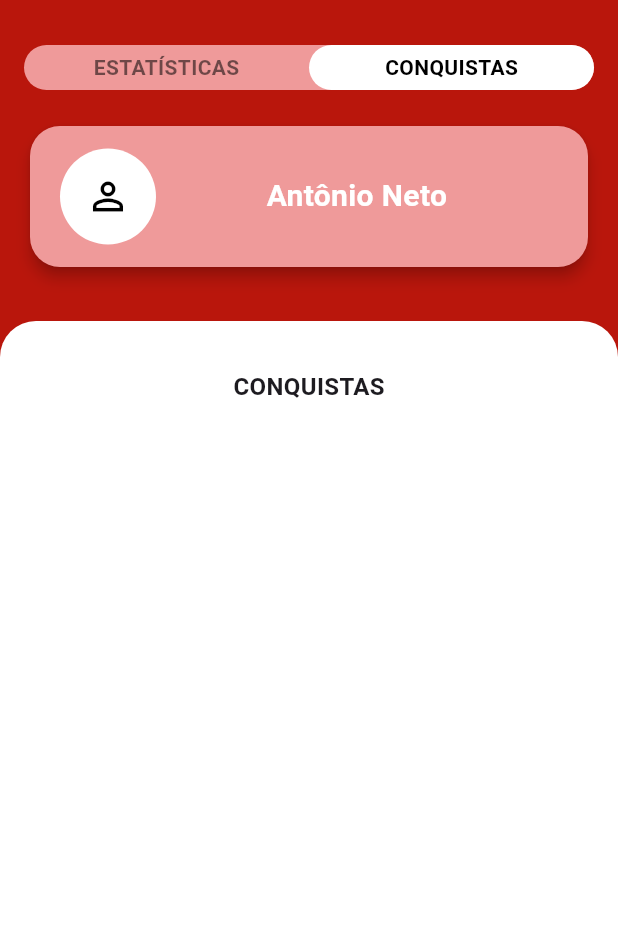
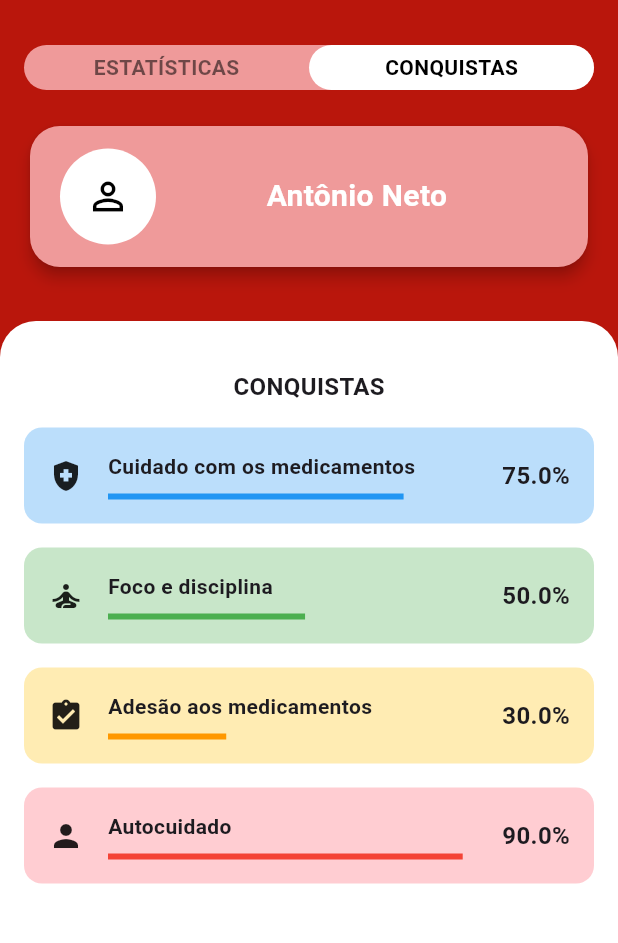
Before and after one commit to GESyCA/FarmacIA, a Flutter app: the ProfilePage screen opened directly, swiped to page 2, on a phone screen of 412 x 824 dp, the part 84-1027 px from its top. Run offline on Flutter 3.47's test engine with Material 3 defaults, Android fonts, the phone set to English and light mode, and no system bars; our stand-ins replace flutter_svg.

Commit message:
feat: achivements page

```diff
--- /dev/null
+++ b/Paciente/farmacia/lib/app/data/models/achivement_model.dart
@@ -0,0 +1,17 @@
+import 'package:flutter/material.dart';
+
+class AchivementModel {
+  final String title;
+  final Icon icon;
+  final double progress; // Between 0-100
+  final Color color;
+  final Color progressColor;
+
+  AchivementModel({
+    required this.title,
+    required this.icon,
+    required this.progress,
+    required this.color,
+    required this.progressColor,
+  });
+}
--- a/Paciente/farmacia/lib/app/ui/widgets/achivements.dart
+++ b/Paciente/farmacia/lib/app/ui/widgets/achivements.dart
@@ -1,7 +1,39 @@
+import 'package:farmacia/app/data/models/achivement_model.dart';
 import 'package:flutter/material.dart';
 
 class Achivements extends StatelessWidget {
-  const Achivements({super.key});
+  Achivements({super.key});
+
+  final List<AchivementModel> achivements = [
+    AchivementModel(
+      title: "Cuidado com os medicamentos",
+      icon: const Icon(Icons.health_and_safety),
+      progress: 75,
+      color: Colors.blue[100]!,
+      progressColor: Colors.blue,
+    ),
+    AchivementModel(
+      title: "Foco e disciplina",
+      icon: const Icon(Icons.self_improvement),
+      progress: 50,
+      color: Colors.green[100]!,
+      progressColor: Colors.green,
+    ),
+    AchivementModel(
+      title: "Adesão aos medicamentos",
+      icon: const Icon(Icons.assignment_turned_in),
+      progress: 30,
+      color: Colors.amber[100]!,
+      progressColor: Colors.orange,
+    ),
+    AchivementModel(
+      title: "Autocuidado",
+      icon: const Icon(Icons.person),
+      progress: 90,
+      color: Colors.red[100]!,
+      progressColor: Colors.red,
+    ),
+  ];
 
   @override
   Widget build(BuildContext context) {
@@ -29,8 +61,70 @@ class Achivements extends StatelessWidget {
               fontWeight: FontWeight.bold,
             ),
           ),
+          const SizedBox(
+            height: 16,
+          ),
+          Expanded(
+            child: ListView.builder(
+              itemCount: achivements.length,
+              shrinkWrap: true,
+              physics: NeverScrollableScrollPhysics(),
+              itemBuilder: (context, index) {
+                return _buildAchivementCard(achivements[index]);
+              },
+            ),
+          ),
         ],
       ),
     );
   }
+
+  Widget _buildAchivementCard(AchivementModel achivement) {
+    return Container(
+      margin: const EdgeInsets.only(bottom: 16),
+      padding: const EdgeInsets.all(16),
+      decoration: BoxDecoration(
+        color: achivement.color,
+        borderRadius: BorderRadius.circular(12),
+      ),
+      child: Row(
+        children: <Widget>[
+          achivement.icon,
+          const SizedBox(
+            width: 16,
+          ),
+          Expanded(
+            child: Column(
+              crossAxisAlignment: CrossAxisAlignment.start,
+              children: <Widget>[
+                Text(
+                  achivement.title,
+                  style: const TextStyle(
+                    fontSize: 14,
+                    fontWeight: FontWeight.w600,
+                  ),
+                ),
+                const SizedBox(
+                  height: 8,
+                ),
+                LinearProgressIndicator(
+                  value: achivement.progress / 100,
+                  backgroundColor: achivement.color,
+                  valueColor: AlwaysStoppedAnimation<Color>(achivement.progressColor),
+                ),
+              ],
+            ),
+          ),
+          Text(
+            "${achivement.progress}%",
+            style: const TextStyle(
+              fontSize: 16,
+              fontWeight: FontWeight.w600,
+            ),
+          ),
+        ],
+      ),
+    );
+  }
+
 }
```
